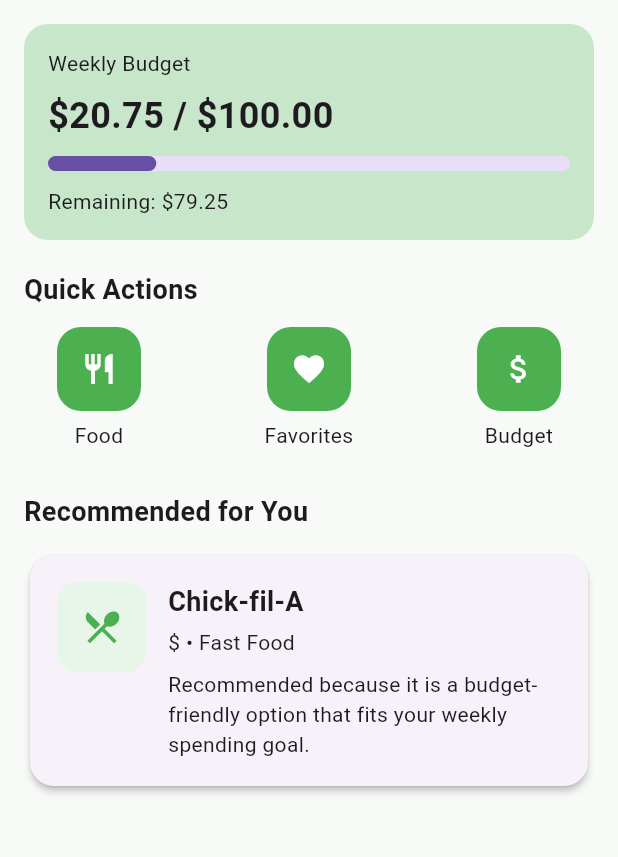
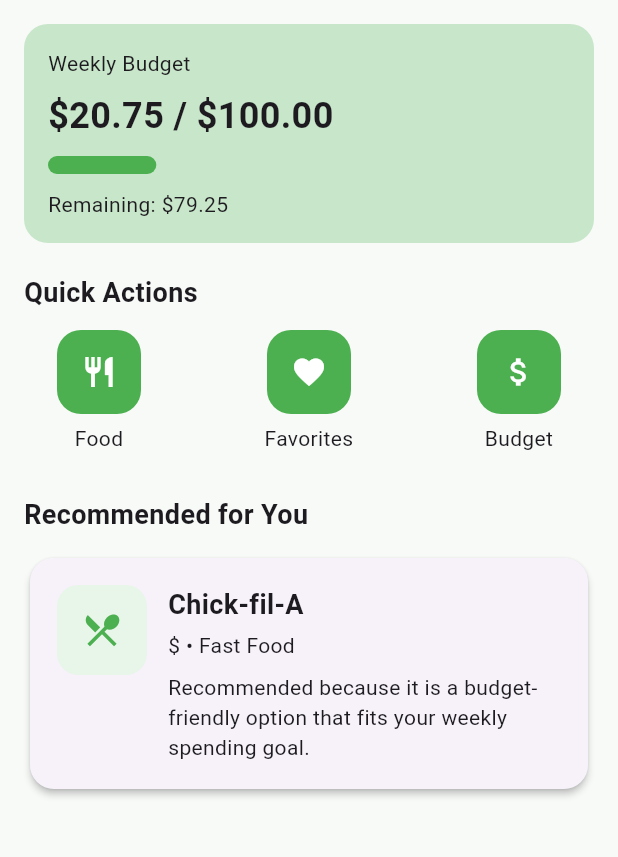
Before and after one commit to vicvu20/CampusBites, a Flutter app: the screen it shows after launch, on a phone screen of 412 x 824 dp, the part 84-941 px from its top. Run offline on Flutter 3.47's test engine with Material 3 defaults, Android fonts, the phone set to English and light mode, and no system bars; our stand-ins replace shared_preferences, sqflite; accounts and stored records are empty.

```diff
--- a/lib/main.dart
+++ b/lib/main.dart
@@ -291,8 +291,10 @@ class _HomeDashboardScreenState extends State<HomeDashboardScreen> {
                   const SizedBox(height: 10),
                   LinearProgressIndicator(
                     value: ratio,
-                    minHeight: 10,
+                    minHeight: 12,
                     borderRadius: BorderRadius.circular(20),
+                    color: ratio >= 0.8 ? Colors.red : Colors.green, // Progress bar color changes to red when over 80% of budget used
+                    backgroundColor: Colors.green.shade100,
                   ),
                   const SizedBox(height: 10),
                   Text(
```
